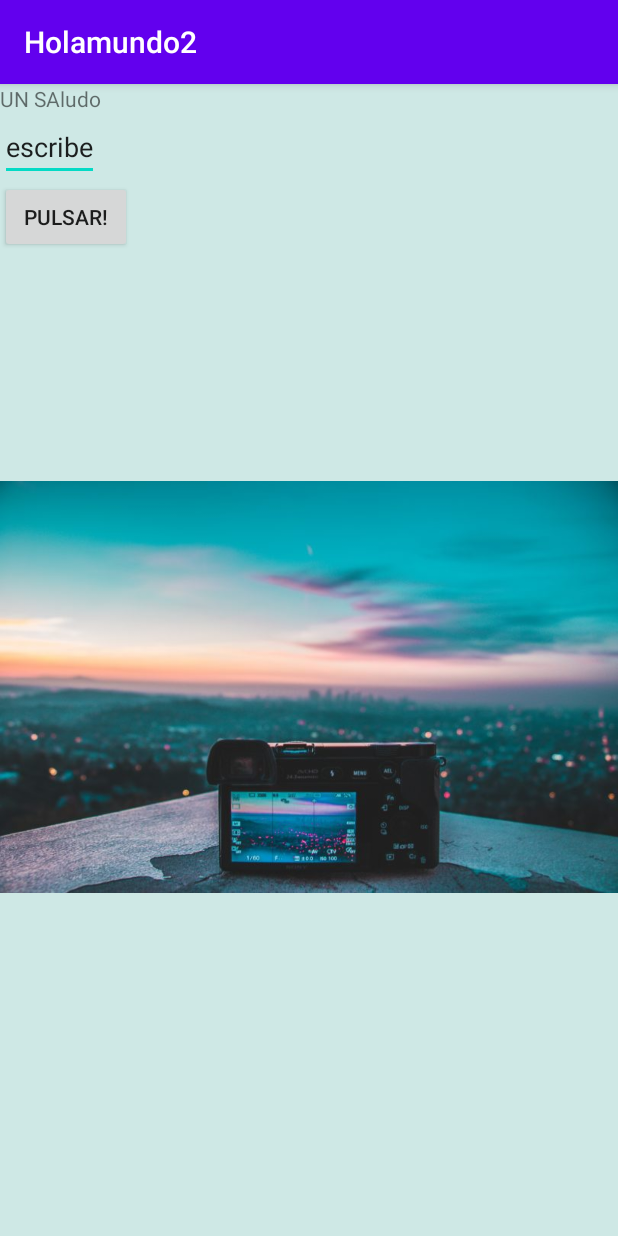
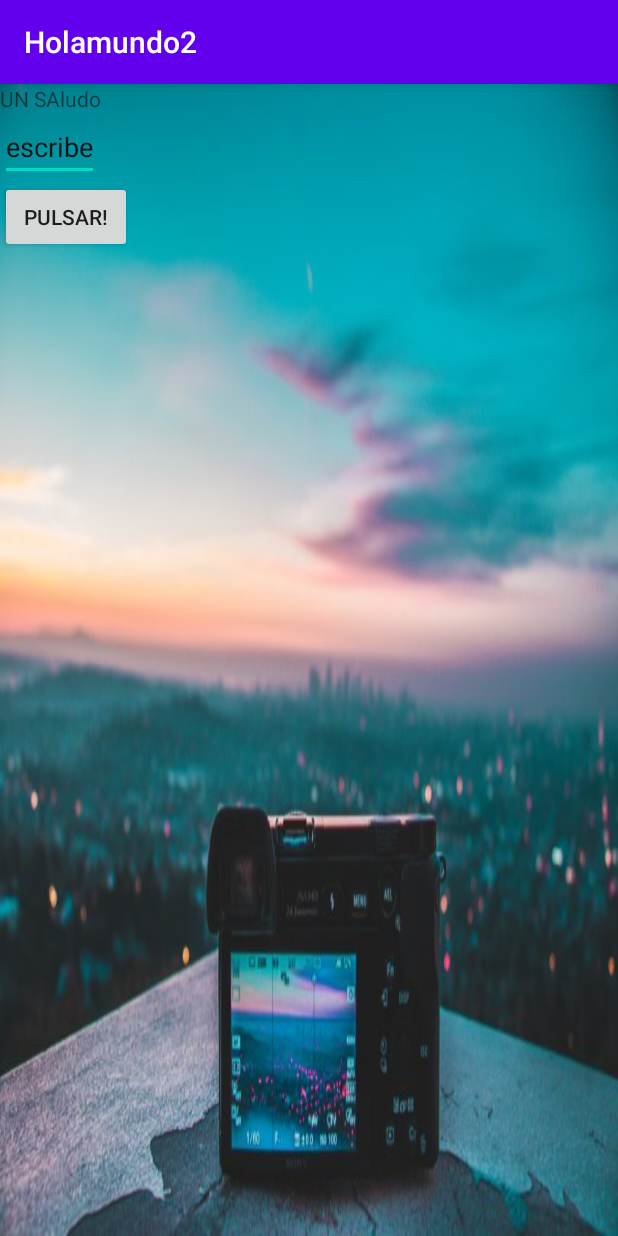
Before and after one commit to antcha19/hackathon, an Android app: the screen it shows after launch (MainActivity), on a phone screen of 412 x 824 dp. Run offline under Robolectric (Android 15) with nearby library versions, the phone set to English and light mode, and no system bars.

Commit message:
holamundo2

```diff
--- a/holamundo2/app/src/main/java/com/example/holamundo2/MainActivity.java
+++ b/holamundo2/app/src/main/java/com/example/holamundo2/MainActivity.java
@@ -1,9 +1,11 @@
 package com.example.holamundo2;
 
+import androidx.appcompat.app.AlertDialog;
 import androidx.appcompat.app.AppCompatActivity;
 
 import android.content.Context;
 import android.content.Intent;
+import android.media.MediaPlayer;
 import android.os.Bundle;
 import android.view.View;
 import android.widget.Button;
@@ -22,6 +24,11 @@ public class MainActivity extends AppCompatActivity {
         final EditText mitexto = (EditText) findViewById(R.id.mitexto);
         final Button miBoton = (Button) findViewById(R.id.miboton);
         final TextView elsaludo = (TextView) findViewById(R.id.milbl);
+
+        /*probar musica*/
+
+        MediaPlayer mimusica= MediaPlayer.create(getApplicationContext(),R.raw.desigual);
+        mimusica.start();
 
         miBoton.setOnClickListener(new View.OnClickListener() {
             @Override
@@ -45,4 +52,11 @@ public class MainActivity extends AppCompatActivity {
         Toast toast = Toast.makeText(context, text, duration);
         toast.show();
     }
+
+    protected void showAlert(CharSequence text){
+        AlertDialog.Builder alert = new AlertDialog.Builder(this);
+        alert.setMessage(text);
+        alert.setPositiveButton(android.R.string.ok,null);
+        alert.show();
+    }
 }
--- a/holamundo2/app/src/main/res/layout/activity_main.xml
+++ b/holamundo2/app/src/main/res/layout/activity_main.xml
@@ -5,7 +5,8 @@
     xmlns:tools="http://schemas.android.com/tools"
     android:layout_width="match_parent"
     android:layout_height="match_parent"
-    android:background="@color/colorFondo"
+    android:background="@drawable/foto"
+
     tools:context=".MainActivity">
 
 
@@ -28,9 +29,6 @@
         android:id="@+id/milbl"
         android:layout_width="wrap_content"
         android:layout_height="wrap_content"/>
-    <ImageView
-        android:src="@drawable/foto"
-        android:layout_width="wrap_content"
-        android:layout_height="wrap_content"/>
+
 
 </LinearLayout>
--- a/holamundo2/app/src/main/res/layout/activity_pantalla2.xml
+++ b/holamundo2/app/src/main/res/layout/activity_pantalla2.xml
@@ -4,7 +4,8 @@
     xmlns:app="http://schemas.android.com/apk/res-auto"
     xmlns:tools="http://schemas.android.com/tools"
     android:layout_width="match_parent"
-    android:layout_height="match_parent">
+    android:layout_height="match_parent"
+    android:background="@drawable/foto">
 
     <TextView
         android:id="@+id/miMensaje"
```
Also changed, not shown: 1 other file.
